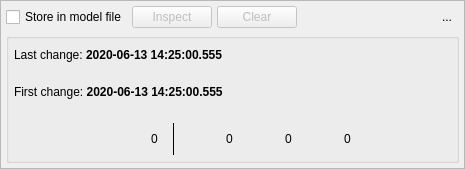
Old version of the form libs/libgui/ui/widgets/changelogwidget.ui in the repository arichiardi/pgmodeler.
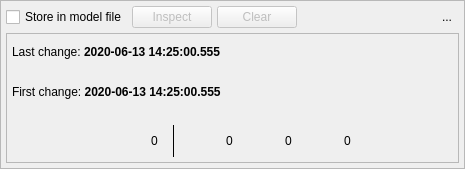
New version of the form. Icons and pictures are not drawn.

Commit message:
Adjusted the rendering of frames with hint DefaltFrmHint
Adjusted the themes stylesheets

Minor change in ChangelogWidget and SceneInfoWidget to use CustomUiStyle::setStyleHint on some frames.

```diff
--- a/libs/libgui/ui/widgets/changelogwidget.ui
+++ b/libs/libgui/ui/widgets/changelogwidget.ui
@@ -219,9 +219,9 @@
        </layout>
       </item>
       <item>
-       <widget class="QGroupBox" name="summary_gb">
-        <property name="title">
-         <string/>
+       <widget class="QFrame" name="summary_frm">
+        <property name="frameShape">
+         <enum>QFrame::Shape::StyledPanel</enum>
         </property>
         <layout class="QVBoxLayout" name="verticalLayout_2">
          <property name="spacing">
```
The commit also changes 9 other files.
